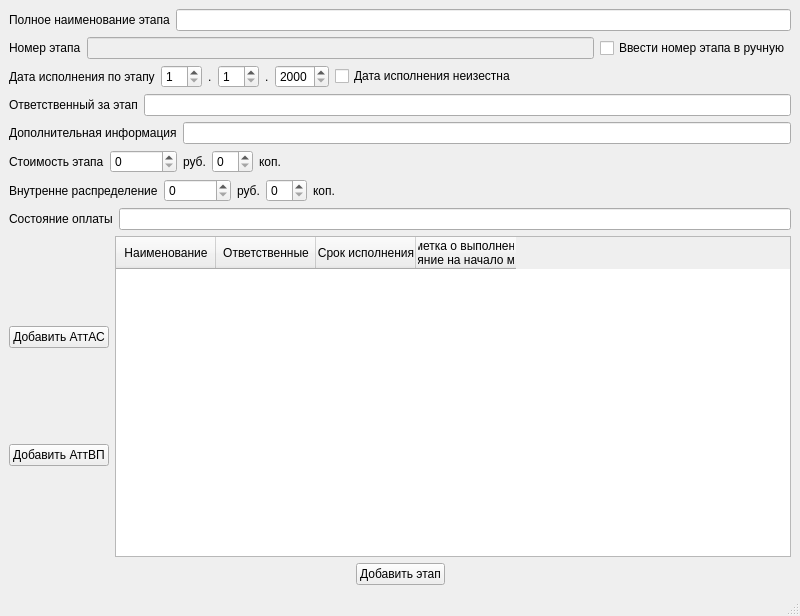
The window that prilogenie/addstage.ui (parlamentyor/auto_correct_plan) describes before a commit, drawn with Qt 5.
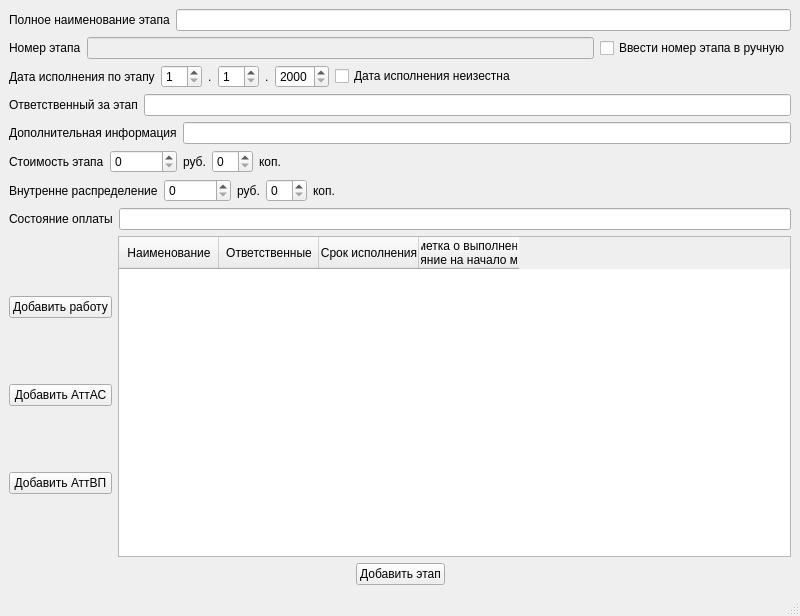
The same window after the commit.

Commit message: Запилил добавление отдельной работы в окне добавления этапа и запилил обнавление значений в pool_work при изменении значений в таблице

Diff of the .ui file:
```diff
--- a/prilogenie/addstage.ui
+++ b/prilogenie/addstage.ui
@@ -310,6 +310,13 @@
      <layout class="QGridLayout" name="gridLayout">
       <item row="0" column="0">
        <layout class="QVBoxLayout" name="verticalLayout">
+        <item>
+         <widget class="QPushButton" name="pb_add_work">
+          <property name="text">
+           <string>Добавить работу</string>
+          </property>
+         </widget>
+        </item>
         <item>
          <widget class="QPushButton" name="pb_add_work_att_as">
           <property name="text">
```
The commit also changes 3 other files.
